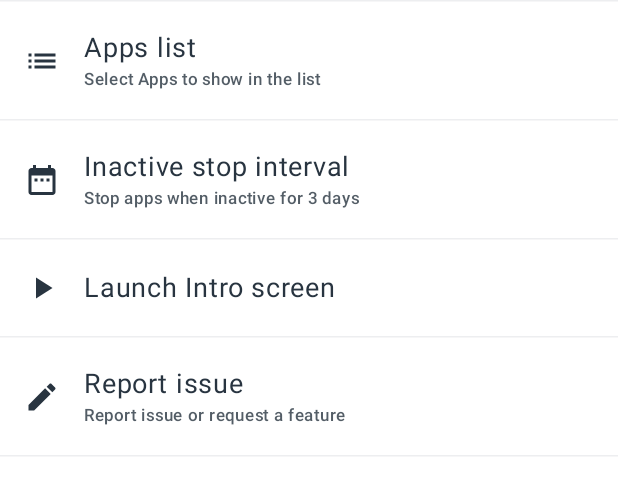
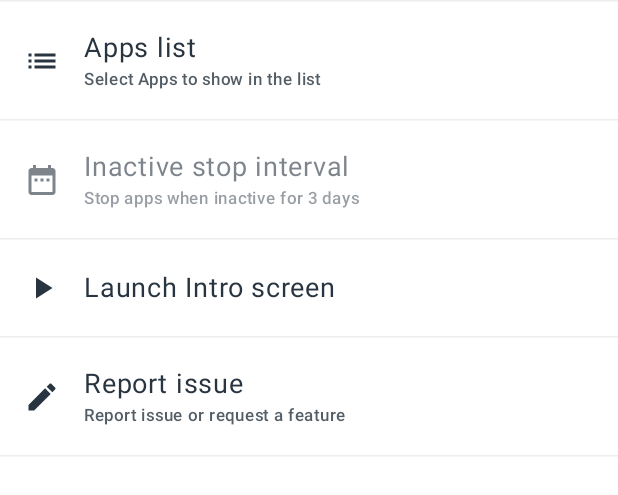
Before and after one commit to Noddy20/AppKira, an Android app built with Jetpack Compose: the @Preview function PreviewDashboardScreen, on a phone screen of 412 x 824 dp. Shown: the top 495 px of the screen. Run offline under Robolectric (Android 15) with nearby library versions, the light colour scheme and no system bars.

Commit message:
Disabled Dashboard screen inactive config change item

```diff
--- a/app/src/main/java/com/nnk/appkira/presentation/features/home/screens/dashboard/DashboardScreen.kt
+++ b/app/src/main/java/com/nnk/appkira/presentation/features/home/screens/dashboard/DashboardScreen.kt
@@ -20,6 +20,7 @@ import androidx.compose.material3.Text
 import androidx.compose.runtime.Composable
 import androidx.compose.ui.Alignment
 import androidx.compose.ui.Modifier
+import androidx.compose.ui.draw.alpha
 import androidx.compose.ui.graphics.vector.ImageVector
 import androidx.compose.ui.platform.LocalContext
 import androidx.compose.ui.res.stringResource
@@ -58,6 +59,7 @@ fun DashboardScreen() {
                     3,
                     stringResource(R.string.days),
                 ),
+            isEnabled = false,
         )
         ListItem(
             icon = Icons.Default.PlayArrow,
@@ -81,6 +83,7 @@ private fun ListItem(
     icon: ImageVector,
     title: String,
     subTitle: String? = null,
+    isEnabled: Boolean = true,
     onClick: () -> Unit = { },
 ) {
     Row(
@@ -91,7 +94,10 @@ private fun ListItem(
                     horizontal = AppDimen.Dimen4X,
                     vertical = AppDimen.Dimen4X,
                 ).clickable(
+                    enabled = isEnabled,
                     onClick = onClick,
+                ).alpha(
+                    if (isEnabled) 1.0f else 0.6f,
                 ),
         verticalAlignment = Alignment.CenterVertically,
         horizontalArrangement = Arrangement.spacedBy(AppDimen.Dimen4X),
```
